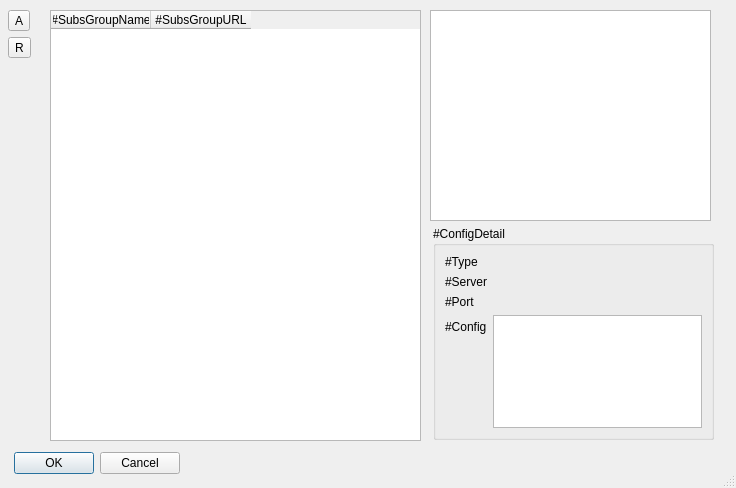
Old version of the form src/w_SubscribeEditor.ui in the repository darsvador/qvssr.
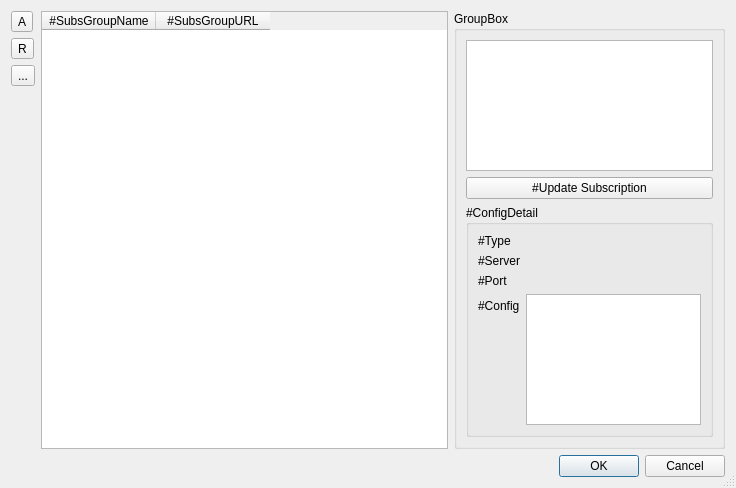
New version of the form. Icons and pictures are not drawn.

Commit message: Subscription(partially done)

```diff
--- a/src/w_SubscribeEditor.ui
+++ b/src/w_SubscribeEditor.ui
@@ -19,31 +19,130 @@
   <property name="modal">
    <bool>true</bool>
   </property>
-  <widget class="QDialogButtonBox" name="buttonBox">
-   <property name="geometry">
-    <rect>
-     <x>6</x>
-     <y>446</y>
-     <width>174</width>
-     <height>34</height>
-    </rect>
-   </property>
+  <layout class="QGridLayout" name="gridLayout" columnstretch="0,3,2">
+   <item row="0" column="0">
+    <layout class="QVBoxLayout" name="verticalLayout">
+     <item>
+      <widget class="QToolButton" name="addSubsButton">
+       <property name="sizePolicy">
+        <sizepolicy hsizetype="Fixed" vsizetype="Fixed">
+         <horstretch>0</horstretch>
+         <verstretch>0</verstretch>
+        </sizepolicy>
+       </property>
+       <property name="toolTip">
+        <string>#AddConnection</string>
+       </property>
+       <property name="text">
+        <string>A</string>
+       </property>
+       <property name="icon">
+        <iconset resource="../resources.qrc">
+         <normaloff>:/icons/add_connection_btn.png</normaloff>:/icons/add_connection_btn.png</iconset>
+       </property>
+      </widget>
+     </item>
+     <item>
+      <widget class="QToolButton" name="removeSubsButton">
+       <property name="sizePolicy">
+        <sizepolicy hsizetype="Fixed" vsizetype="Fixed">
+         <horstretch>0</horstretch>
+         <verstretch>0</verstretch>
+        </sizepolicy>
+       </property>
+       <property name="toolTip">
+        <string>#RemoveConnection</string>
+       </property>
+       <property name="text">
+        <string>R</string>
+       </property>
+       <property name="icon">
+        <iconset resource="../resources.qrc">
+         <normaloff>:/icons/remove_connection_btn.png</normaloff>:/icons/remove_connection_btn.png</iconset>
+       </property>
+      </widget>
+     </item>
+     <item>
+      <widget class="QToolButton" name="updateAllButton">
+       <property name="text">
+        <string>...</string>
+       </property>
+      </widget>
+     </item>
+     <item>
+      <spacer name="verticalSpacer">
    <property name="orientation">
-    <enum>Qt::Horizontal</enum>
-   </property>
-   <property name="standardButtons">
-    <set>QDialogButtonBox::Cancel|QDialogButtonBox::Ok</set>
-   </property>
-  </widget>
+        <enum>Qt::Vertical</enum>
+       </property>
+       <property name="sizeHint" stdset="0">
+        <size>
+         <width>20</width>
+         <height>40</height>
+        </size>
+       </property>
+      </spacer>
+     </item>
+    </layout>
+   </item>
+   <item row="0" column="1">
+    <widget class="QTableWidget" name="subsribeTable">
+     <property name="selectionMode">
+      <enum>QAbstractItemView::ExtendedSelection</enum>
+     </property>
+     <property name="selectionBehavior">
+      <enum>QAbstractItemView::SelectRows</enum>
+     </property>
+     <property name="rowCount">
+      <number>0</number>
+     </property>
+     <attribute name="horizontalHeaderCascadingSectionResizes">
+      <bool>false</bool>
+     </attribute>
+     <attribute name="horizontalHeaderDefaultSectionSize">
+      <number>114</number>
+     </attribute>
+     <attribute name="horizontalHeaderShowSortIndicator" stdset="0">
+      <bool>false</bool>
+     </attribute>
+     <attribute name="horizontalHeaderStretchLastSection">
+      <bool>false</bool>
+     </attribute>
+     <attribute name="verticalHeaderDefaultSectionSize">
+      <number>30</number>
+     </attribute>
+     <attribute name="verticalHeaderShowSortIndicator" stdset="0">
+      <bool>true</bool>
+     </attribute>
+     <column>
+      <property name="text">
+       <string>#SubsGroupName</string>
+      </property>
+     </column>
+     <column>
+      <property name="text">
+       <string>#SubsGroupURL</string>
+      </property>
+     </column>
+    </widget>
+   </item>
+   <item row="0" column="2">
+    <widget class="QGroupBox" name="groupBox_2">
+     <property name="title">
+      <string>GroupBox</string>
+     </property>
+     <layout class="QVBoxLayout" name="verticalLayout_2">
+      <item>
+       <widget class="QListWidget" name="subscribeList"/>
+      </item>
+      <item>
+       <widget class="QPushButton" name="updateButton">
+        <property name="text">
+         <string>#Update Subscription</string>
+        </property>
+       </widget>
+      </item>
+      <item>
   <widget class="QGroupBox" name="groupBox">
-   <property name="geometry">
-    <rect>
-     <x>433</x>
-     <y>226</y>
-     <width>281</width>
-     <height>214</height>
-    </rect>
-   </property>
    <property name="title">
     <string>#ConfigDetail</string>
    </property>
@@ -95,104 +194,21 @@
     </item>
    </layout>
   </widget>
-  <widget class="QListWidget" name="subscribeList">
-   <property name="geometry">
-    <rect>
-     <x>430</x>
-     <y>10</y>
-     <width>281</width>
-     <height>211</height>
-    </rect>
-   </property>
-  </widget>
-  <widget class="QTableWidget" name="subsribeTable">
-   <property name="geometry">
-    <rect>
-     <x>50</x>
-     <y>10</y>
-     <width>371</width>
-     <height>431</height>
-    </rect>
-   </property>
-   <property name="rowCount">
-    <number>0</number>
-   </property>
-   <column>
-    <property name="text">
-     <string>#SubsGroupName</string>
-    </property>
-   </column>
-   <column>
-    <property name="text">
-     <string>#SubsGroupURL</string>
-    </property>
-   </column>
-  </widget>
-  <widget class="QWidget" name="layoutWidget">
-   <property name="geometry">
-    <rect>
-     <x>8</x>
-     <y>10</y>
-     <width>34</width>
-     <height>431</height>
-    </rect>
-   </property>
-   <layout class="QVBoxLayout" name="verticalLayout">
-    <item>
-     <widget class="QToolButton" name="addSubsButton">
-      <property name="sizePolicy">
-       <sizepolicy hsizetype="Fixed" vsizetype="Fixed">
-        <horstretch>0</horstretch>
-        <verstretch>0</verstretch>
-       </sizepolicy>
-      </property>
-      <property name="toolTip">
-       <string>#AddConnection</string>
-      </property>
-      <property name="text">
-       <string>A</string>
-      </property>
-      <property name="icon">
-       <iconset resource="../resources.qrc">
-        <normaloff>:/icons/add_connection_btn.png</normaloff>:/icons/add_connection_btn.png</iconset>
-      </property>
-     </widget>
-    </item>
-    <item>
-     <widget class="QToolButton" name="removeSubsButton">
-      <property name="sizePolicy">
-       <sizepolicy hsizetype="Fixed" vsizetype="Fixed">
-        <horstretch>0</horstretch>
-        <verstretch>0</verstretch>
-       </sizepolicy>
-      </property>
-      <property name="toolTip">
-       <string>#RemoveConnection</string>
-      </property>
-      <property name="text">
-       <string>R</string>
-      </property>
-      <property name="icon">
-       <iconset resource="../resources.qrc">
-        <normaloff>:/icons/remove_connection_btn.png</normaloff>:/icons/remove_connection_btn.png</iconset>
-      </property>
-     </widget>
-    </item>
-    <item>
-     <spacer name="verticalSpacer">
+      </item>
+     </layout>
+    </widget>
+   </item>
+   <item row="1" column="2">
+    <widget class="QDialogButtonBox" name="buttonBox">
       <property name="orientation">
-       <enum>Qt::Vertical</enum>
-      </property>
-      <property name="sizeHint" stdset="0">
-       <size>
-        <width>20</width>
-        <height>40</height>
-       </size>
-      </property>
-     </spacer>
-    </item>
-   </layout>
-  </widget>
+      <enum>Qt::Horizontal</enum>
+     </property>
+     <property name="standardButtons">
+      <set>QDialogButtonBox::Cancel|QDialogButtonBox::Ok</set>
+     </property>
+    </widget>
+   </item>
+  </layout>
  </widget>
  <resources>
   <include location="../resources.qrc"/>
```
Lines whose indentation alone changed are shown as unchanged. The commit also changes 10 other files.
